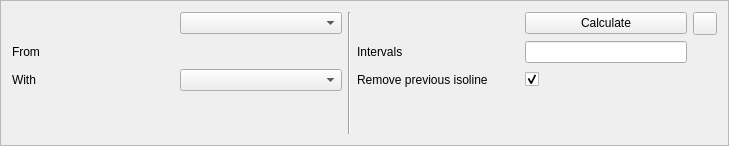
kadas-albireo/kadas-albireo2, file kadasrouting/gui/reachibilitybottombar.ui: the form before one commit.
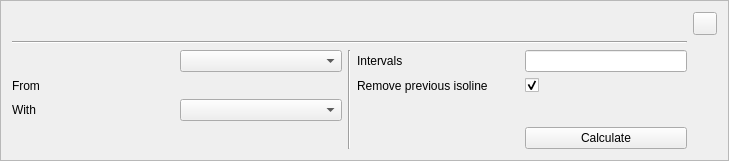
The form after the commit. Icons and pictures are not drawn.

```diff
--- a/kadasrouting/gui/reachibilitybottombar.ui
+++ b/kadasrouting/gui/reachibilitybottombar.ui
@@ -7,7 +7,7 @@
     <x>0</x>
     <y>0</y>
     <width>729</width>
-    <height>146</height>
+    <height>153</height>
    </rect>
   </property>
   <property name="windowTitle">
@@ -20,27 +20,34 @@
    <enum>QFrame::Raised</enum>
   </property>
   <layout class="QGridLayout" name="gridLayout">
-   <item row="1" column="4">
-    <widget class="QPushButton" name="btnCalculate">
-     <property name="sizePolicy">
-      <sizepolicy hsizetype="Preferred" vsizetype="Fixed">
-       <horstretch>0</horstretch>
-       <verstretch>0</verstretch>
-      </sizepolicy>
+   <item row="3" column="0">
+    <widget class="QLabel" name="labelFrom">
+     <property name="text">
+      <string>From</string>
      </property>
+    </widget>
+   </item>
+   <item row="2" column="1">
+    <widget class="QComboBox" name="comboBoxReachibiliyMode"/>
+   </item>
+   <item row="4" column="1">
+    <widget class="QComboBox" name="comboBoxVehicles"/>
+   </item>
+   <item row="4" column="0">
+    <widget class="QLabel" name="labelWith">
      <property name="text">
-      <string>Calculate</string>
+      <string>With</string>
      </property>
     </widget>
    </item>
-   <item row="1" column="2" rowspan="4">
+   <item row="2" column="2" rowspan="4">
     <widget class="Line" name="line_2">
      <property name="orientation">
       <enum>Qt::Vertical</enum>
      </property>
     </widget>
    </item>
-   <item row="1" column="5">
+   <item row="0" column="5">
     <widget class="QToolButton" name="btnClose">
      <property name="sizePolicy">
       <sizepolicy hsizetype="Maximum" vsizetype="Fixed">
@@ -57,13 +64,23 @@
      </property>
     </widget>
    </item>
-   <item row="1" column="1">
-    <widget class="QComboBox" name="comboBoxReachibiliyMode"/>
+   <item row="1" column="0" colspan="5">
+    <widget class="Line" name="line">
+     <property name="orientation">
+      <enum>Qt::Horizontal</enum>
+     </property>
+    </widget>
    </item>
-   <item row="2" column="0">
-    <widget class="QLabel" name="labelFrom">
+   <item row="5" column="4">
+    <widget class="QPushButton" name="btnCalculate">
+     <property name="sizePolicy">
+      <sizepolicy hsizetype="Preferred" vsizetype="Fixed">
+       <horstretch>0</horstretch>
+       <verstretch>0</verstretch>
+      </sizepolicy>
+     </property>
      <property name="text">
-      <string>From</string>
+      <string>Calculate</string>
      </property>
     </widget>
    </item>
@@ -101,16 +118,6 @@
      </property>
     </widget>
    </item>
-   <item row="3" column="1">
-    <widget class="QComboBox" name="comboBoxVehicles"/>
-   </item>
-   <item row="3" column="0">
-    <widget class="QLabel" name="labelWith">
-     <property name="text">
-      <string>With</string>
-     </property>
-    </widget>
-   </item>
   </layout>
  </widget>
  <resources/>
```
